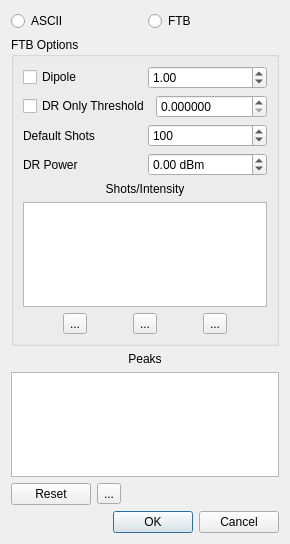
Above: peaklistexportdialog.ui from kncrabtree/blackchirp before the change. Below: the same form after it.
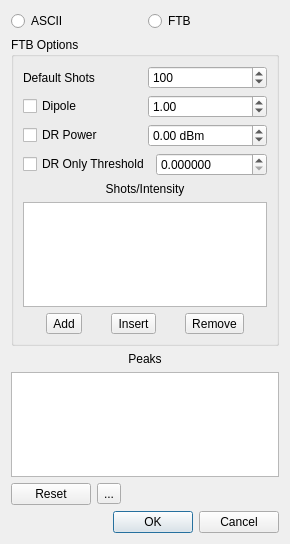
That is the form after the change. Icons and pictures are not drawn.

```diff
--- a/peaklistexportdialog.ui
+++ b/peaklistexportdialog.ui
@@ -42,54 +42,6 @@
       <string>FTB Options</string>
      </property>
      <layout class="QVBoxLayout" name="verticalLayout">
-      <item>
-       <layout class="QHBoxLayout" name="horizontalLayout_2">
-        <item>
-         <widget class="QCheckBox" name="dipoleCheckBox">
-          <property name="text">
-           <string>Dipole</string>
-          </property>
-         </widget>
-        </item>
-        <item>
-         <widget class="QDoubleSpinBox" name="dipoleDoubleSpinBox">
-          <property name="minimum">
-           <double>0.010000000000000</double>
-          </property>
-          <property name="maximum">
-           <double>10.000000000000000</double>
-          </property>
-          <property name="singleStep">
-           <double>0.500000000000000</double>
-          </property>
-          <property name="value">
-           <double>1.000000000000000</double>
-          </property>
-         </widget>
-        </item>
-       </layout>
-      </item>
-      <item>
-       <layout class="QHBoxLayout" name="horizontalLayout_3">
-        <item>
-         <widget class="QCheckBox" name="drOnlyCheckBox">
-          <property name="text">
-           <string>DR Only Threshold</string>
-          </property>
-         </widget>
-        </item>
-        <item>
-         <widget class="QDoubleSpinBox" name="drOnlyThreshSpinBox">
-          <property name="decimals">
-           <number>6</number>
-          </property>
-          <property name="maximum">
-           <double>100000.000000000000000</double>
-          </property>
-         </widget>
-        </item>
-       </layout>
-      </item>
       <item>
        <layout class="QHBoxLayout" name="horizontalLayout_6">
         <item>
@@ -117,10 +69,37 @@
         </item>
        </layout>
       </item>
+      <item>
+       <layout class="QHBoxLayout" name="horizontalLayout_2">
+        <item>
+         <widget class="QCheckBox" name="dipoleCheckBox">
+          <property name="text">
+           <string>Dipole</string>
+          </property>
+         </widget>
+        </item>
+        <item>
+         <widget class="QDoubleSpinBox" name="dipoleDoubleSpinBox">
+          <property name="minimum">
+           <double>0.010000000000000</double>
+          </property>
+          <property name="maximum">
+           <double>10.000000000000000</double>
+          </property>
+          <property name="singleStep">
+           <double>0.500000000000000</double>
+          </property>
+          <property name="value">
+           <double>1.000000000000000</double>
+          </property>
+         </widget>
+        </item>
+       </layout>
+      </item>
       <item>
        <layout class="QHBoxLayout" name="horizontalLayout_7">
         <item>
-         <widget class="QLabel" name="label_4">
+         <widget class="QCheckBox" name="drPowerCheckBox">
           <property name="text">
            <string>DR Power</string>
           </property>
@@ -141,6 +120,27 @@
         </item>
        </layout>
       </item>
+      <item>
+       <layout class="QHBoxLayout" name="horizontalLayout_3">
+        <item>
+         <widget class="QCheckBox" name="drOnlyCheckBox">
+          <property name="text">
+           <string>DR Only Threshold</string>
+          </property>
+         </widget>
+        </item>
+        <item>
+         <widget class="QDoubleSpinBox" name="drOnlyThreshSpinBox">
+          <property name="decimals">
+           <number>6</number>
+          </property>
+          <property name="maximum">
+           <double>100000.000000000000000</double>
+          </property>
+         </widget>
+        </item>
+       </layout>
+      </item>
       <item>
        <widget class="QLabel" name="label">
         <property name="text">
@@ -166,34 +166,43 @@
         <item>
          <widget class="QToolButton" name="addShotButton">
           <property name="text">
-           <string>...</string>
+           <string>Add</string>
           </property>
           <property name="icon">
            <iconset resource="resources.qrc">
             <normaloff>:/icons/add.png</normaloff>:/icons/add.png</iconset>
           </property>
+          <property name="toolButtonStyle">
+           <enum>Qt::ToolButtonTextBesideIcon</enum>
+          </property>
          </widget>
         </item>
         <item>
          <widget class="QToolButton" name="insertShotButton">
           <property name="text">
-           <string>...</string>
+           <string>Insert</string>
           </property>
           <property name="icon">
            <iconset resource="resources.qrc">
             <normaloff>:/icons/go-last.png</normaloff>:/icons/go-last.png</iconset>
           </property>
+          <property name="toolButtonStyle">
+           <enum>Qt::ToolButtonTextBesideIcon</enum>
+          </property>
          </widget>
         </item>
         <item>
          <widget class="QToolButton" name="removeShotButton">
           <property name="text">
-           <string>...</string>
+           <string>Remove</string>
           </property>
           <property name="icon">
            <iconset resource="resources.qrc">
             <normaloff>:/icons/remove.png</normaloff>:/icons/remove.png</iconset>
           </property>
+          <property name="toolButtonStyle">
+           <enum>Qt::ToolButtonTextBesideIcon</enum>
+          </property>
          </widget>
         </item>
        </layout>
```
Left out of the diff: 6 changed lines with no effect on the pictures.
